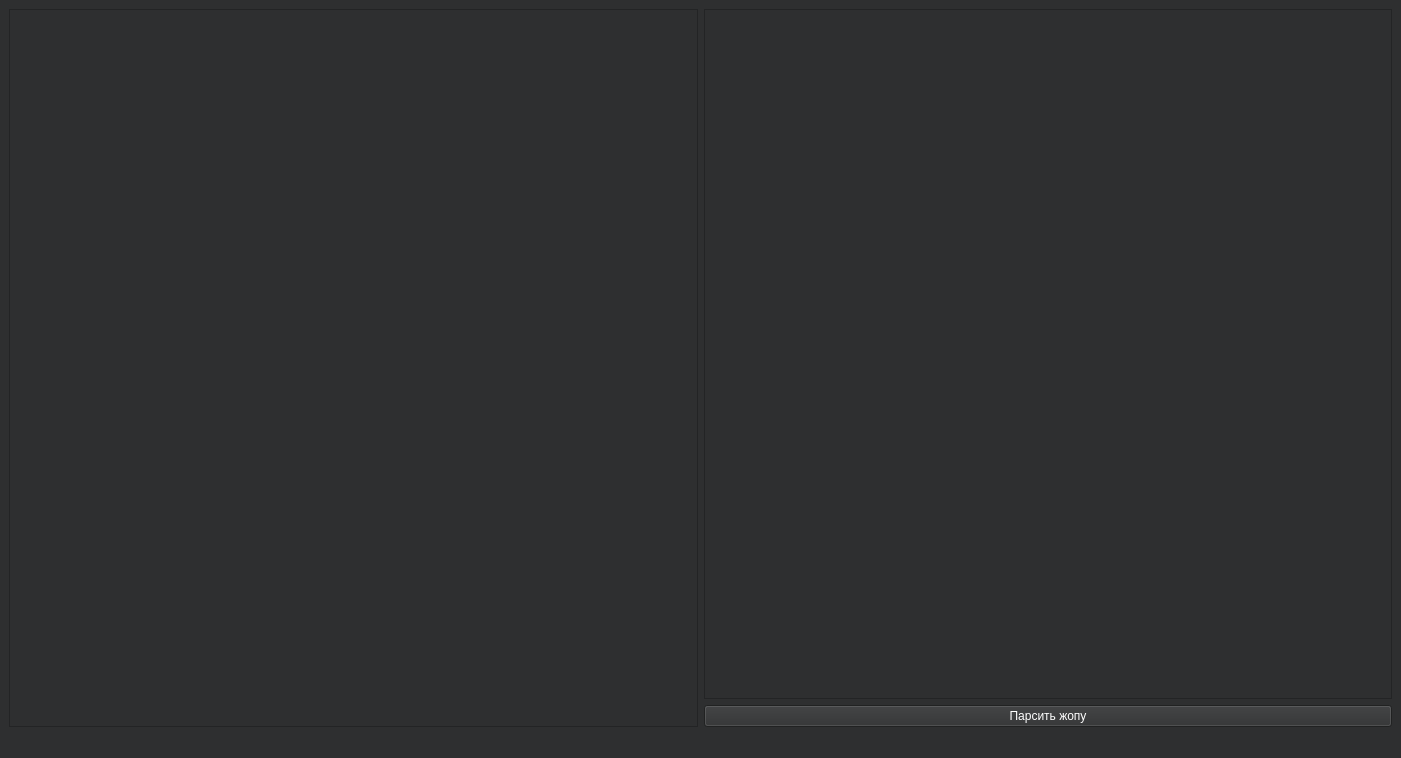
This is Lab4/Task3/mainwindow.ui in petrzhal/cpp-labs as Qt 5 draws it before an edit. The edited form follows.
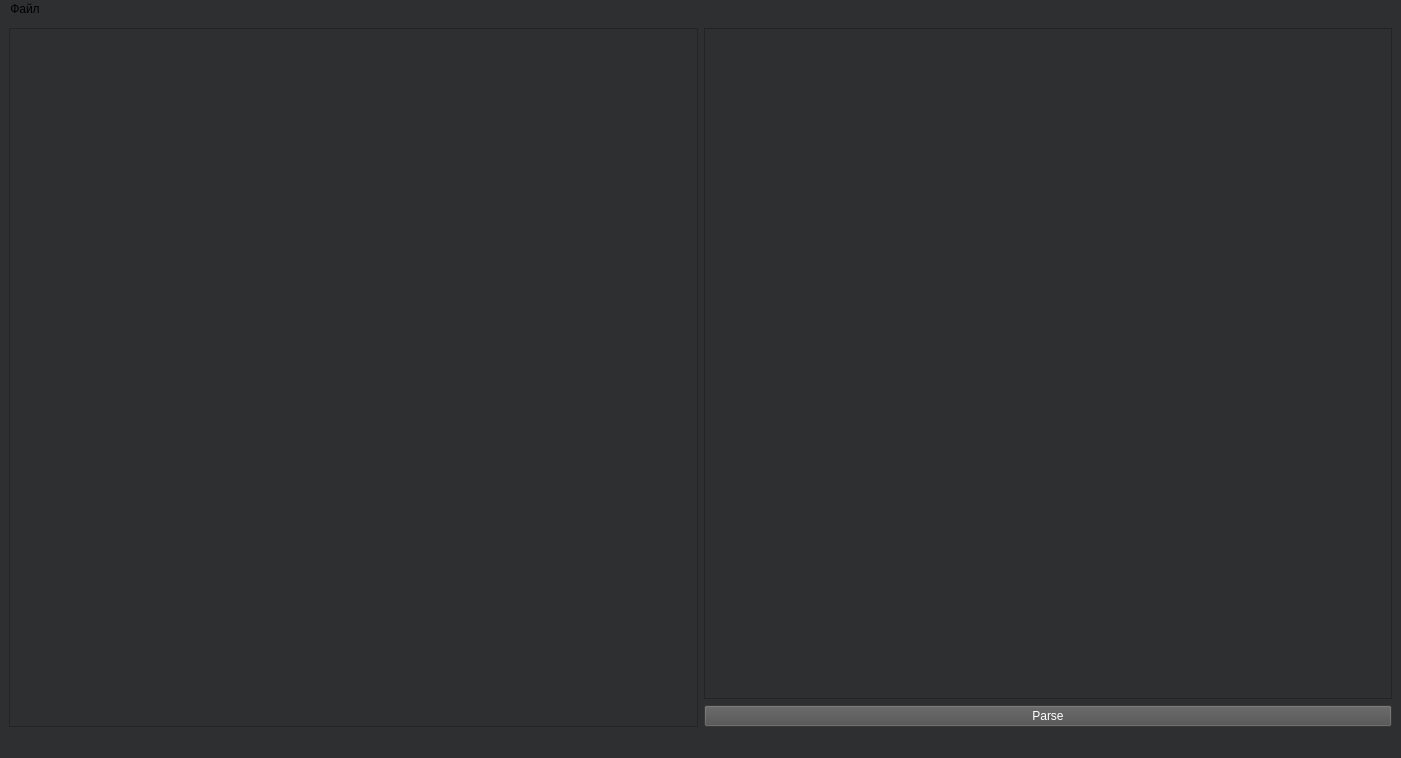
This is the edited form.

```diff
--- a/Lab4/Task3/mainwindow.ui
+++ b/Lab4/Task3/mainwindow.ui
@@ -21,7 +21,7 @@
     <item row="0" column="0" colspan="2">
      <layout class="QHBoxLayout" name="horizontalLayout">
       <item>
-       <widget class="QTextEdit" name="textEdit">
+       <widget class="QPlainTextEdit" name="textEdit">
         <property name="font">
          <font>
           <pointsize>12</pointsize>
@@ -31,8 +31,7 @@
          <cursorShape>IBeamCursor</cursorShape>
         </property>
         <property name="styleSheet">
-         <string notr="true">background-color: rgb(46, 47, 48);
-color: rgb(255, 255, 255)</string>
+         <string notr="true">color: white</string>
         </property>
        </widget>
       </item>
@@ -53,10 +52,11 @@
         <item>
          <widget class="QPushButton" name="pushButton_parse">
           <property name="styleSheet">
-           <string notr="true">color: white</string>
+           <string notr="true">background-color: rgb(78, 78, 79);
+color: white</string>
           </property>
           <property name="text">
-           <string>Парсить жопу</string>
+           <string>Parse</string>
           </property>
          </widget>
         </item>
@@ -75,6 +75,13 @@
      <height>25</height>
     </rect>
    </property>
+   <widget class="QMenu" name="menu">
+    <property name="title">
+     <string>Файл</string>
+    </property>
+    <addaction name="action"/>
+   </widget>
+   <addaction name="menu"/>
   </widget>
   <widget class="QStatusBar" name="statusbar"/>
  </widget>
```
Left out of the diff: 11 changed lines with no effect on the pictures.
